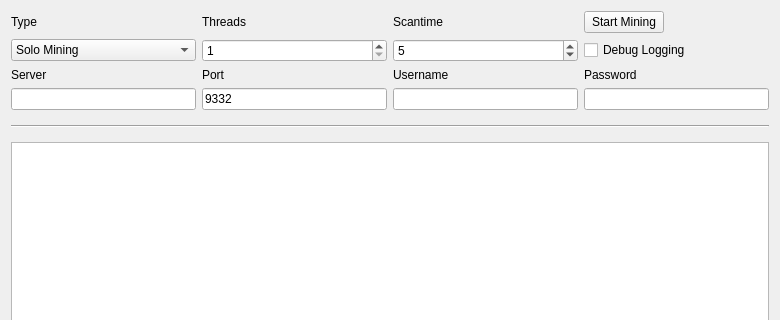
Above: src/qt/forms/miningpage.ui from AKIo0O/woodcoin before the change; both pictures show x 0 to 780 and y 0 to 320 of the 780 by 636 pixel window. Below: the same form after it.
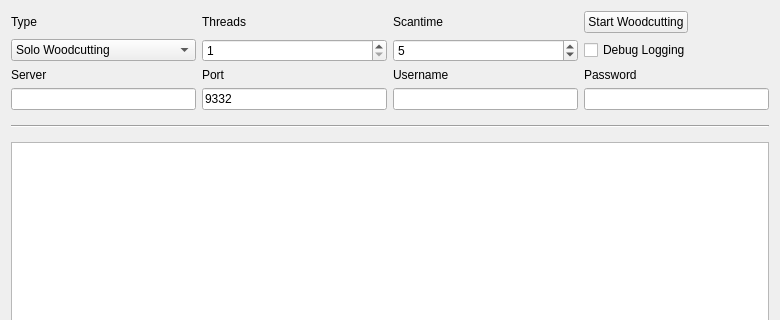
That is the form after the change.

Diff of the .ui file:
```diff
--- a/src/qt/forms/miningpage.ui
+++ b/src/qt/forms/miningpage.ui
@@ -83,7 +83,7 @@
       </sizepolicy>
      </property>
      <property name="text">
-      <string>Start Mining</string>
+      <string>Start Woodcutting</string>
      </property>
     </widget>
    </item>
@@ -202,7 +202,7 @@
      </property>
      <item>
       <property name="text">
-       <string>Solo Mining</string>
+       <string>Solo Woodcutting</string>
       </property>
      </item>
      <item>
```
Left out of the diff: 4 changed lines with no effect on the pictures.
